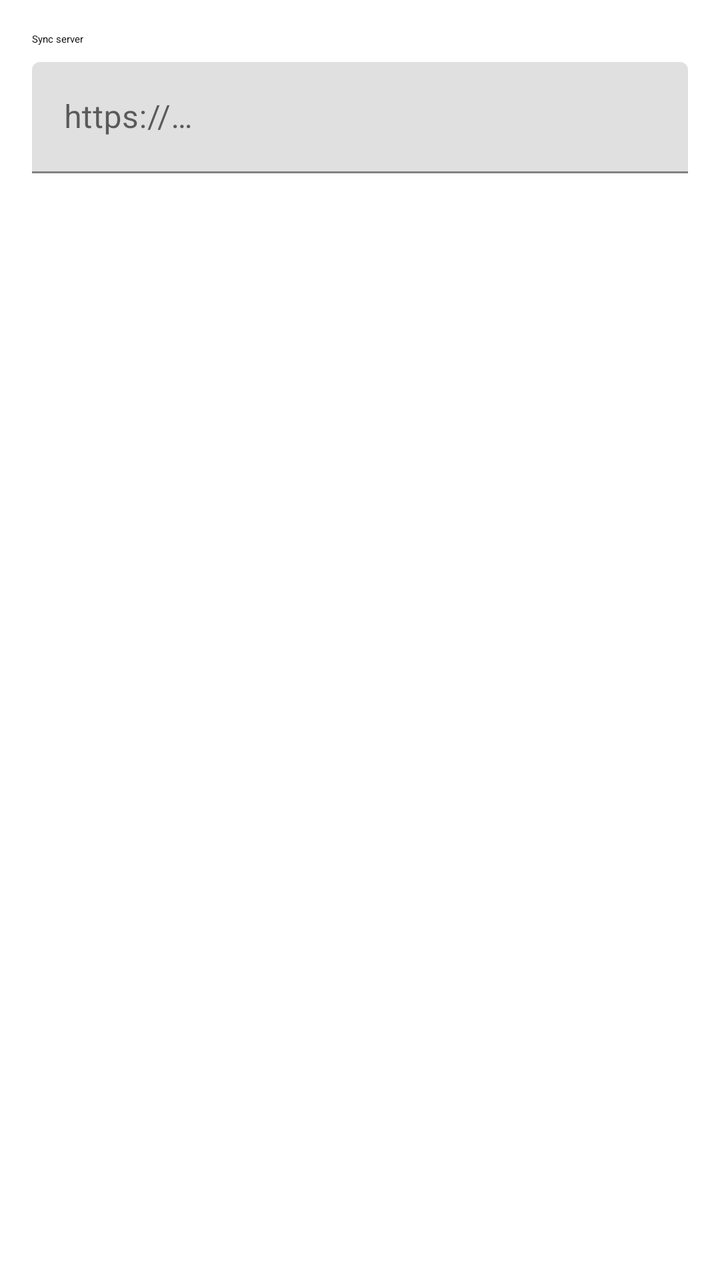
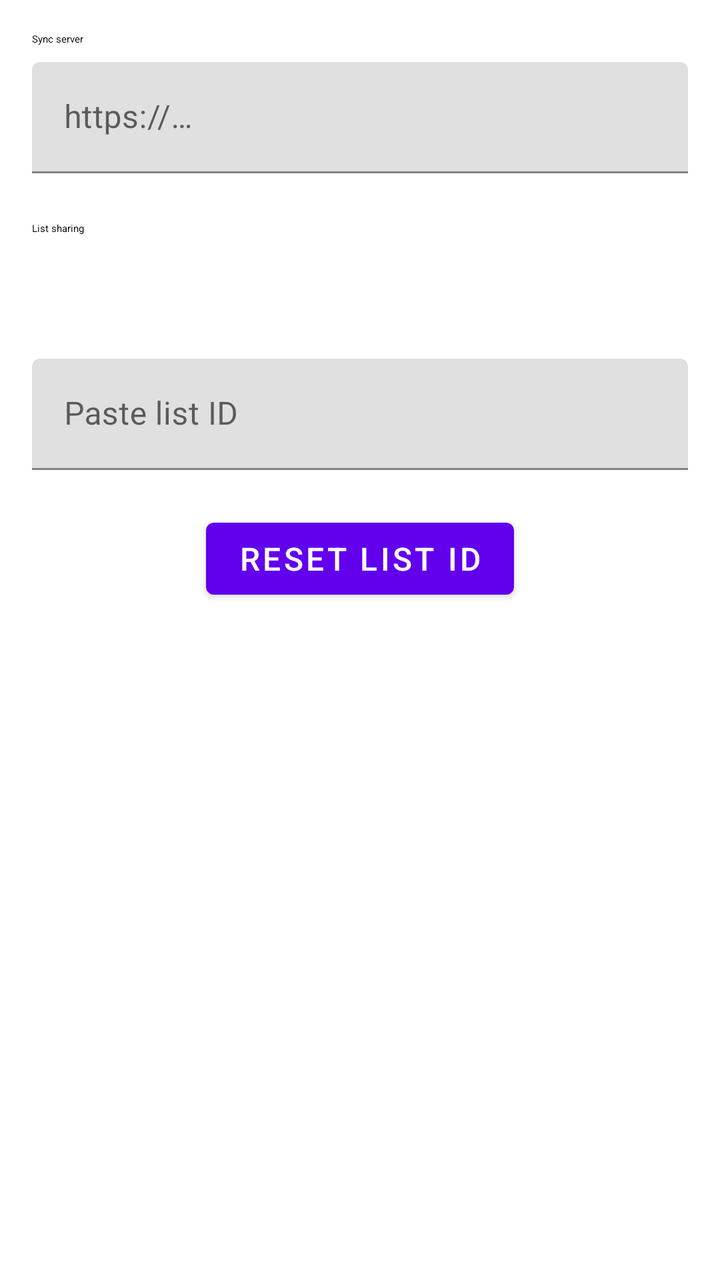

Before-and-after screenshots of an Android layout around one commit, followed by the original layout XML and the change that was made.
<!-- AndroidManifest.xml: activity theme Theme.QuickShopper3k -->
<!-- res/layout/activity_settings.xml -->
<?xml version="1.0" encoding="utf-8" ?>
<LinearLayout
    xmlns:android="http://schemas.android.com/apk/res/android"
    android:layout_width="match_parent"
    android:layout_height="match_parent"
    android:orientation="vertical"
    android:padding="16dp"
    android:fitsSystemWindows="true"
>

    <TextView
        android:layout_width="wrap_content"
        android:layout_height="wrap_content"
        android:text="@string/sync_server"
        android:textAppearance="?attr/textAppearanceBodyLarge"
        android:layout_marginBottom="8dp"
    />

    <com.google.android.material.textfield.TextInputLayout
        android:layout_width="match_parent"
        android:layout_height="wrap_content"
    >

        <com.google.android.material.textfield.TextInputEditText
            android:id="@+id/syncServerUriInput"
            android:layout_width="match_parent"
            android:layout_height="wrap_content"
            android:hint="@string/sync_server_hint"
            android:inputType="textUri"
        />

    </com.google.android.material.textfield.TextInputLayout>

</LinearLayout>
<!-- resources referenced by this layout -->
<resources>
  <string name="sync_server">Sync server</string>
  <string name="sync_server_hint">https://…</string>
  <style name="Theme.QuickShopper3k" parent="Theme.MaterialComponents.DayNight.DarkActionBar">
          
          <item name="colorPrimary">@color/purple_500</item>
          <item name="colorPrimaryVariant">@color/purple_700</item>
          <item name="colorOnPrimary">@color/white</item>
          
          <item name="colorSecondary">@color/teal_200</item>
          <item name="colorSecondaryVariant">@color/teal_700</item>
          <item name="colorOnSecondary">@color/black</item>
          
          <item name="android:statusBarColor">?attr/colorPrimaryVariant</item>
          
      </style>
  <color name="purple_500">#FF6200EE</color>
  <color name="purple_700">#FF3700B3</color>
  <color name="white">#FFFFFFFF</color>
  <color name="teal_200">#FF03DAC5</color>
  <color name="teal_700">#FF018786</color>
  <color name="black">#FF000000</color>
</resources>

<!-- the commit's change to res/layout/activity_settings.xml (unified diff, before → after) -->
@@ -1,6 +1,7 @@
 <?xml version="1.0" encoding="utf-8" ?>
 <LinearLayout
     xmlns:android="http://schemas.android.com/apk/res/android"
+    xmlns:app="http://schemas.android.com/apk/res-auto"
     android:layout_width="match_parent"
     android:layout_height="match_parent"
     android:orientation="vertical"
@@ -31,4 +32,57 @@
 
     </com.google.android.material.textfield.TextInputLayout>
 
+    <TextView
+        android:layout_width="wrap_content"
+        android:layout_height="wrap_content"
+        android:text="@string/sync_sharing"
+        android:textAppearance="?attr/textAppearanceBodyLarge"
+        android:layout_marginTop="24dp"
+        android:layout_marginBottom="8dp"
+    />
+
+    <TextView
+        android:id="@+id/listIdDisplay"
+        android:layout_width="match_parent"
+        android:layout_height="wrap_content"
+        android:layout_marginBottom="16dp"
+        android:textSize="16sp"
+        android:textColor="?android:attr/textColorPrimary"
+        android:fontFamily="monospace"
+        android:clickable="true"
+        android:focusable="true"
+        android:background="?attr/selectableItemBackground"
+        android:padding="8dp"
+    />
+
+    <com.google.android.material.textfield.TextInputLayout
+        android:id="@+id/joinListInputLayout"
+        android:layout_width="match_parent"
+        android:layout_height="wrap_content"
+        app:errorEnabled="true"
+    >
+
+        <com.google.android.material.textfield.TextInputEditText
+            android:id="@+id/joinListInput"
+            android:layout_width="match_parent"
+            android:layout_height="wrap_content"
+            android:hint="@string/join_list_hint"
+            android:inputType="text"
+            android:maxLines="1"
+        />
+
+    </com.google.android.material.textfield.TextInputLayout>
+
+    <com.google.android.material.button.MaterialButton
+        android:id="@+id/resetListIdButton"
+        style="@style/Widget.MaterialComponents.Button"
+        android:layout_width="wrap_content"
+        android:layout_height="wrap_content"
+        android:layout_gravity="center_horizontal"
+        android:text="@string/reset_list_id"
+        android:textSize="16sp"
+        android:textColor="?attr/colorOnPrimary"
+        app:backgroundTint="?attr/colorPrimary"
+    />
+
 </LinearLayout>
<!-- resource entries referenced after the edit -->
@@ -1,7 +1,10 @@
 <!-- resources referenced by this layout -->
 <resources>
+  <string name="join_list_hint">Paste list ID</string>
+  <string name="reset_list_id">Reset list ID</string>
   <string name="sync_server">Sync server</string>
   <string name="sync_server_hint">https://…</string>
+  <string name="sync_sharing">List sharing</string>
   <style name="Theme.QuickShopper3k" parent="Theme.MaterialComponents.DayNight.DarkActionBar">
           
           <item name="colorPrimary">@color/purple_500</item>
